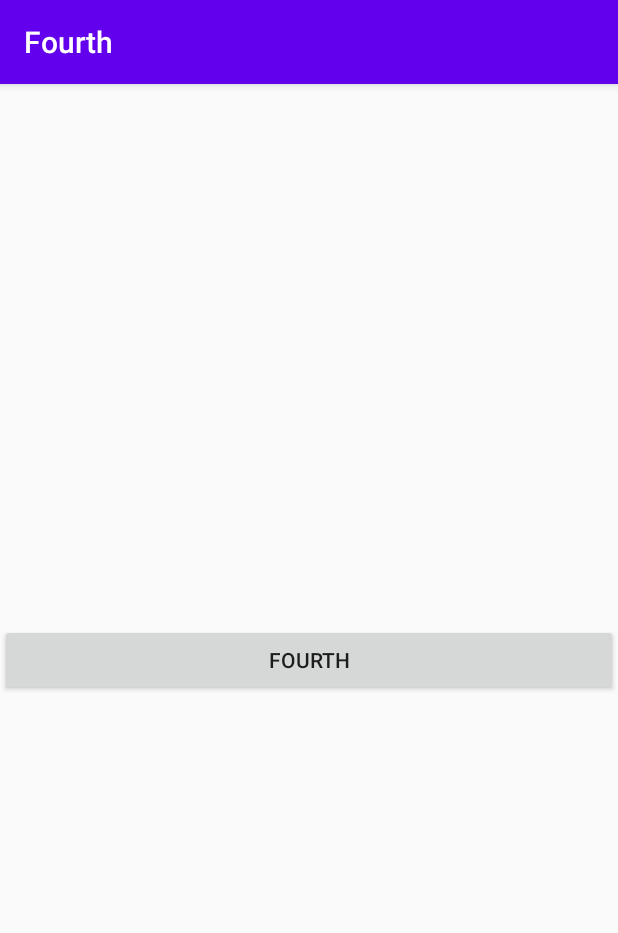
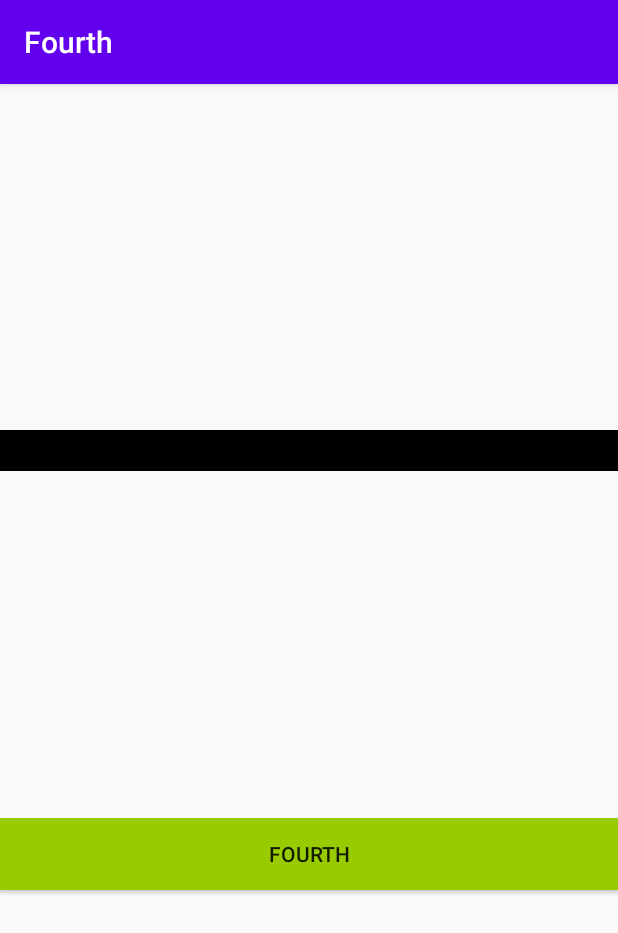
Before and after one commit to lgheric/fourth, an Android app: the screen it shows after launch (MainActivity), on a phone screen of 412 x 824 dp. Shown: the top 933 px of the screen. Run offline under Robolectric (Android 15) with nearby library versions, the phone set to English and light mode, and no system bars.

Commit message:
ColorDrawable,NiewPatchDrawable,ShapeDrawable,GradientDrawable

```diff
--- a/app/src/main/java/com/eric/fourth/MainActivity.java
+++ b/app/src/main/java/com/eric/fourth/MainActivity.java
@@ -1,6 +1,35 @@
 package com.eric.fourth;
 
+import android.content.Context;
+import android.content.res.Resources;
+import android.graphics.Bitmap;
+import android.graphics.BitmapShader;
+import android.graphics.Canvas;
+import android.graphics.Color;
+import android.graphics.ComposePathEffect;
+import android.graphics.CornerPathEffect;
+import android.graphics.DiscretePathEffect;
+import android.graphics.LinearGradient;
+import android.graphics.Paint;
+import android.graphics.Path;
+import android.graphics.PathEffect;
+import android.graphics.RectF;
+import android.graphics.Shader;
+import android.graphics.SweepGradient;
+import android.graphics.drawable.ColorDrawable;
+import android.graphics.drawable.Drawable;
+import android.graphics.drawable.ShapeDrawable;
+import android.graphics.drawable.shapes.ArcShape;
+import android.graphics.drawable.shapes.OvalShape;
+import android.graphics.drawable.shapes.PathShape;
+import android.graphics.drawable.shapes.RectShape;
+import android.graphics.drawable.shapes.RoundRectShape;
+import android.graphics.drawable.shapes.Shape;
 import android.os.Bundle;
+import android.view.View;
+import android.widget.Button;
+import android.widget.TextView;
+
 import androidx.appcompat.app.AppCompatActivity;
 
 public class MainActivity extends AppCompatActivity {
@@ -8,5 +37,18 @@ public class MainActivity extends AppCompatActivity {
     protected void onCreate(Bundle savedInstanceState) {
         super.onCreate(savedInstanceState);
         setContentView(R.layout.activity_main);
+
+        TextView txtShow = findViewById(R.id.txt_show);
+        Button btn = findViewById(R.id.btn);
+
+        ColorDrawable drawable = new ColorDrawable(0xffff2200);
+        //txtShow.setBackground(drawable);
+        txtShow.setBackgroundColor(Color.argb(0xff, 0x00, 0x00, 0x00));
+
+        int mycolor = getResources().getColor(R.color.colorPrimary);
+        btn.setBackgroundColor(mycolor);
+
+        int getcolor = Resources.getSystem().getColor(android.R.color.holo_green_light);
+        btn.setBackgroundColor(getcolor);
     }
 }
--- /dev/null
+++ b/app/src/main/res/drawable/gradient_linear.xml
@@ -0,0 +1,16 @@
+<?xml version="1.0" encoding="utf-8"?>
+<shape
+    xmlns:android="http://schemas.android.com/apk/res/android"
+    android:shape="oval" >
+    <gradient
+        android:angle="90"
+        android:centerColor="#FFEB82"
+        android:endColor="#35B2DE"
+        android:startColor="#DEACAB" />
+
+    <stroke
+        android:dashGap="5dip"
+        android:dashWidth="4dip"
+        android:width="3dip"
+        android:color="#fff" />
+</shape>
--- /dev/null
+++ b/app/src/main/res/drawable/gradient_radial.xml
@@ -0,0 +1,16 @@
+<?xml version="1.0" encoding="utf-8"?>
+<shape xmlns:android="http://schemas.android.com/apk/res/android"
+    android:innerRadius="0dip"
+    android:shape="ring"
+    android:thickness="70dip"
+    android:useLevel="false" >
+
+    <gradient
+        android:centerColor="#FFEB82"
+        android:endColor="#35B2DE"
+        android:gradientRadius="70"
+        android:startColor="#DEACAB"
+        android:type="radial"
+        android:useLevel="false" />
+
+</shape>
--- /dev/null
+++ b/app/src/main/res/drawable/gradient_sweep.xml
@@ -0,0 +1,15 @@
+<?xml version="1.0" encoding="utf-8"?>
+<shape xmlns:android="http://schemas.android.com/apk/res/android"
+    android:innerRadiusRatio="8"
+    android:shape="ring"
+    android:thicknessRatio="3"
+    android:useLevel="false" >
+
+    <gradient
+        android:centerColor="#FFEB82"
+        android:endColor="#35B2DE"
+        android:startColor="#DEACAB"
+        android:type="sweep"
+        android:useLevel="false" />
+
+</shape>
--- /dev/null
+++ b/app/src/main/res/drawable/pic9.xml
@@ -0,0 +1,5 @@
+<?xml version="1.0" encoding="utf-8"?>
+<nine-patch
+    xmlns:android="http://schemas.android.com/apk/res/android"
+    android:src="@drawable/dule_pic"
+    android:dither="true"/>
--- /dev/null
+++ b/app/src/main/res/drawable/txt_radiuborder.xml
@@ -0,0 +1,38 @@
+<?xml version="1.0" encoding="utf-8"?>
+<shape xmlns:android="http://schemas.android.com/apk/res/android"
+
+    android:visible="true"
+    android:shape="rectangle"
+
+    android:innerRadiusRatio="0.1"
+    android:innerRadius="1dp"
+    android:thicknessRatio="0.1"
+    android:thickness="2dp"
+    android:useLevel="true"
+    >
+    <!--android:shape="rectangle,oval,line,ring-->
+
+    <!-- 设置一个黑色边框 -->
+    <stroke
+        android:width="2px"
+        android:color="#000000"
+        android:dashWidth="2dp"
+        android:dashGap="2dp"   />
+
+    <!-- 渐变 -->
+    <gradient
+        android:angle="270"
+        android:endColor="#C0C0C0"
+        android:startColor="#FCD209" />
+
+    <!--    设置solid后会覆盖gradient设置的所有效果!!!!!!-->
+    <corners android:radius="20px" />
+
+    <!-- 设置一下边距,让空间大一点 -->
+    <padding
+        android:left="5dp"
+        android:top="5dp"
+        android:right="5dp"
+        android:bottom="5dp"/>
+
+</shape>
--- /dev/null
+++ b/app/src/main/res/drawable/txt_rectborder.XML
@@ -0,0 +1,35 @@
+<?xml version="1.0" encoding="utf-8"?>
+<shape xmlns:android="http://schemas.android.com/apk/res/android"
+
+    android:visible="true"
+    android:shape="rectangle"
+
+android:innerRadiusRatio="0.1"
+android:innerRadius="1dp"
+android:thicknessRatio="0.1"
+android:thickness="2dp"
+android:useLevel="true"
+    >
+    <!--android:shape="rectangle,oval,line,ring-->
+
+    <!-- 设置一个黑色边框 -->
+    <stroke
+        android:width="2px"
+        android:color="#000000"
+        android:dashWidth="2dp"
+        android:dashGap="2dp"   />
+
+    <!-- 渐变 -->
+    <gradient
+        android:angle="270"
+        android:endColor="#C0C0C0"
+        android:startColor="#FCD209" />
+
+    <!-- 设置一下边距,让空间大一点 -->
+    <padding
+        android:left="5dp"
+        android:top="5dp"
+        android:right="5dp"
+        android:bottom="5dp"/>
+
+</shape>
--- /dev/null
+++ b/app/src/main/res/layout-v28/activity_main.xml
@@ -0,0 +1,42 @@
+<?xml version="1.0" encoding="utf-8"?>
+<androidx.constraintlayout.widget.ConstraintLayout
+    xmlns:android="http://schemas.android.com/apk/res/android"
+    xmlns:app="http://schemas.android.com/apk/res-auto"
+    xmlns:tools="http://schemas.android.com/tools"
+    android:layout_width="match_parent"
+    android:layout_height="match_parent"
+    tools:context=".MainActivity"
+    >
+
+    <TextView
+        android:id="@+id/txt_show"
+        android:layout_width="match_parent"
+        android:layout_height="wrap_content"
+        android:text="@string/app_name"
+        android:textSize="20sp"
+        android:textFontWeight="2"
+        android:gravity="center"
+        android:background="@drawable/txt_rectborder"
+        app:layout_constraintTop_toTopOf="parent"
+        app:layout_constraintBottom_toTopOf="@+id/btn"
+        app:layout_constraintLeft_toLeftOf="parent"
+        app:layout_constraintRight_toRightOf="parent"
+        />
+
+    <Button
+        android:id="@+id/btn"
+        android:layout_width="match_parent"
+        android:layout_height="wrap_content"
+        android:text="@string/app_name"
+        app:layout_constraintTop_toBottomOf="@+id/txt_show"
+        app:layout_constraintBottom_toBottomOf="parent"
+        app:layout_constraintLeft_toLeftOf="parent"
+        app:layout_constraintRight_toRightOf="parent"
+        />
+
+
+
+
+
+
+</androidx.constraintlayout.widget.ConstraintLayout>
--- a/app/src/main/res/layout/activity_main.xml
+++ b/app/src/main/res/layout/activity_main.xml
@@ -8,19 +8,74 @@
     tools:context=".MainActivity"
     >
 
-    <Button
+    <TextView
+        android:id="@+id/txt_show"
         android:layout_width="match_parent"
         android:layout_height="wrap_content"
         android:text="@string/app_name"
+        android:textSize="20sp"
+        android:gravity="center"
+        android:layout_marginRight="10sp"
+        android:layout_marginLeft="10sp"
+        android:background="@drawable/txt_rectborder"
         app:layout_constraintTop_toTopOf="parent"
-        app:layout_constraintBottom_toBottomOf="parent"
+        app:layout_constraintBottom_toTopOf="@+id/btn"
+        app:layout_constraintLeft_toLeftOf="parent"
+        app:layout_constraintRight_toRightOf="parent"
+        />
+
+    <Button
+        android:id="@+id/btn"
+        android:layout_width="match_parent"
+        android:layout_height="wrap_content"
+        android:text="@string/app_name"
+        android:layout_marginRight="10sp"
+        android:layout_marginLeft="10sp"
+        android:background="@drawable/txt_radiuborder"
+        app:layout_constraintTop_toBottomOf="@+id/txt_show"
+        app:layout_constraintBottom_toTopOf="@+id/txtShow1"
         app:layout_constraintLeft_toLeftOf="parent"
         app:layout_constraintRight_toRightOf="parent"
         />
 
 
 
+    <TextView
+        android:id="@+id/txtShow1"
+        android:layout_width="200dp"
+        android:layout_height="100dp"
+        android:background="@drawable/gradient_linear"
+        app:layout_constraintTop_toBottomOf="@+id/btn"
+        app:layout_constraintBottom_toTopOf="@+id/txtShow2"
+        app:layout_constraintLeft_toLeftOf="parent"
+        app:layout_constraintRight_toRightOf="parent"
 
+
+        />
+
+    <TextView
+        android:id="@+id/txtShow2"
+        android:layout_width="200dp"
+        android:layout_height="200dp"
+        android:background="@drawable/gradient_radial"
+        app:layout_constraintTop_toBottomOf="@+id/txtShow1"
+        app:layout_constraintBottom_toTopOf="@+id/txtShow3"
+        app:layout_constraintLeft_toLeftOf="parent"
+        app:layout_constraintRight_toRightOf="parent"
+
+        />
+
+    <TextView
+        android:id="@+id/txtShow3"
+        android:layout_width="100dp"
+        android:layout_height="100dp"
+        android:background="@drawable/gradient_sweep"
+        app:layout_constraintTop_toBottomOf="@+id/txtShow2"
+        app:layout_constraintLeft_toLeftOf="parent"
+        app:layout_constraintRight_toRightOf="parent"
+        app:layout_constraintBottom_toBottomOf="parent"
+
+        />
 
 
 </androidx.constraintlayout.widget.ConstraintLayout>
```
Also changed, not shown: app/src/main/res/drawable-v24/dule_pic.9.png (added).
